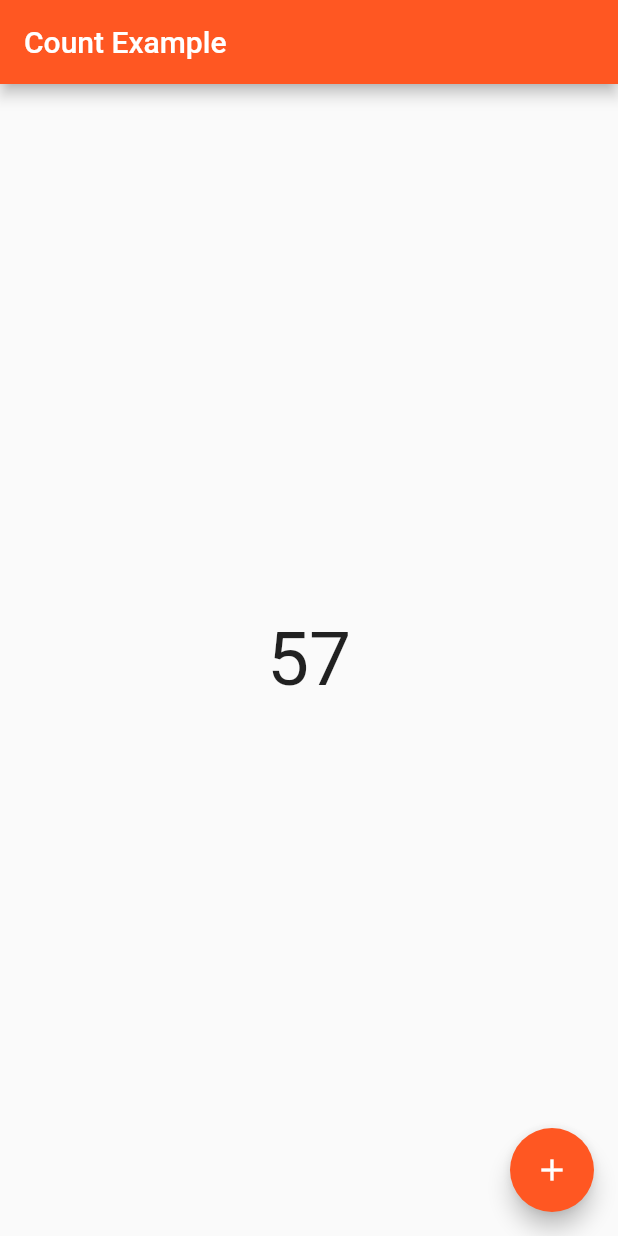
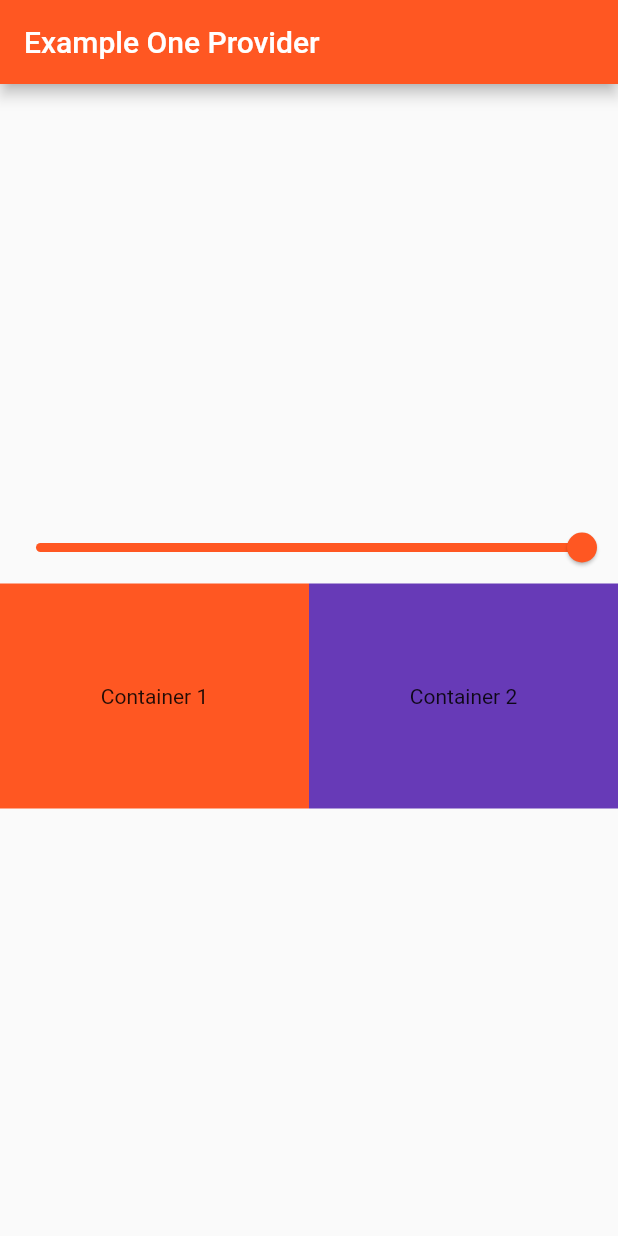
Before and after one commit to ashishpandey2600/StateManagementflutter, a Flutter app: the screen it shows after launch, on a phone screen of 412 x 824 dp. Run offline on Flutter 3.47's test engine with Material 2 defaults, Android fonts, the light colour scheme and no system bars.

Commit message:
Provider slider example

```diff
--- a/statemagementflutter/lib/main.dart
+++ b/statemagementflutter/lib/main.dart
@@ -1,7 +1,9 @@
 import 'package:flutter/material.dart';
 import 'package:provider/provider.dart';
 import 'package:statemagementflutter/provider/count_provider.dart';
+import 'package:statemagementflutter/provider/exampleoneprovider.dart';
 import 'package:statemagementflutter/screen/count.dart';
+import 'package:statemagementflutter/screen/exampleone.dart';
 
 void main() {
   runApp(const MyApp());
@@ -17,12 +19,16 @@ class MyApp extends StatefulWidget {
 class _MyAppState extends State<MyApp> {
   @override
   Widget build(BuildContext context) {
-    return ChangeNotifierProvider(
-      create: (context)=>CountProvider(),
+    return MultiProvider(
+      providers: [
+        ChangeNotifierProvider(create: (_)=>CountProvider()),
+        ChangeNotifierProvider(create: (_)=>ExampleOneProdider()),
+
+      ],
       child: MaterialApp(
         theme: ThemeData(primarySwatch: Colors.deepOrange),
         title: "Provider ",
-        home: const Count(),
+        home: const ExampleOne(),
       ),
     );
   }
--- /dev/null
+++ b/statemagementflutter/lib/provider/exampleoneprovider.dart
@@ -0,0 +1,11 @@
+import 'package:flutter/material.dart';
+
+class ExampleOneProdider with ChangeNotifier {
+  double _value = 1;
+  double get value => _value;
+
+  void setValue(double val) {
+    _value = val;
+    notifyListeners();
+  }
+}
--- /dev/null
+++ b/statemagementflutter/lib/screen/exampleone.dart
@@ -0,0 +1,61 @@
+import 'package:flutter/material.dart';
+import 'package:provider/provider.dart';
+import 'package:statemagementflutter/provider/exampleoneprovider.dart';
+
+class ExampleOne extends StatefulWidget {
+  const ExampleOne({super.key});
+
+  @override
+  State<ExampleOne> createState() => _ExampleOneState();
+}
+
+class _ExampleOneState extends State<ExampleOne> {
+  double value = 1.0;
+  @override
+  Widget build(BuildContext context) {
+    final provider = Provider.of<ExampleOneProdider>(context, listen: false);
+    return Scaffold(
+      appBar: AppBar(title: Text("Example One Provider")),
+      body: Column(
+          mainAxisAlignment: MainAxisAlignment.center,
+          crossAxisAlignment: CrossAxisAlignment.center,
+          children: [
+            Consumer<ExampleOneProdider>(builder: (context, value, child) {
+              return Slider(
+                  min: 0,
+                  max: 1,
+                  value: value.value,
+                  onChanged: (val) {
+                    value.setValue(val);
+                  });
+            }),
+            Consumer<ExampleOneProdider>(builder: (context, value, child) {
+              return Row(
+                children: [
+                  Expanded(
+                    child: Container(
+                      height: 150,
+                      child: Center(child: Text("Container 1")),
+                      decoration: BoxDecoration(
+                          color: Colors.deepOrange.withOpacity(value.value)),
+                    ),
+                  ),
+                  Expanded(
+                    child: Container(
+                      height: 150,
+                      child: Center(
+                        child: Text(
+                          "Container 2",
+                        ),
+                      ),
+                      decoration: BoxDecoration(
+                          color: Colors.deepPurple.withOpacity(value.value)),
+                    ),
+                  )
+                ],
+              );
+            }),
+          ]),
+    );
+  }
+}
```
